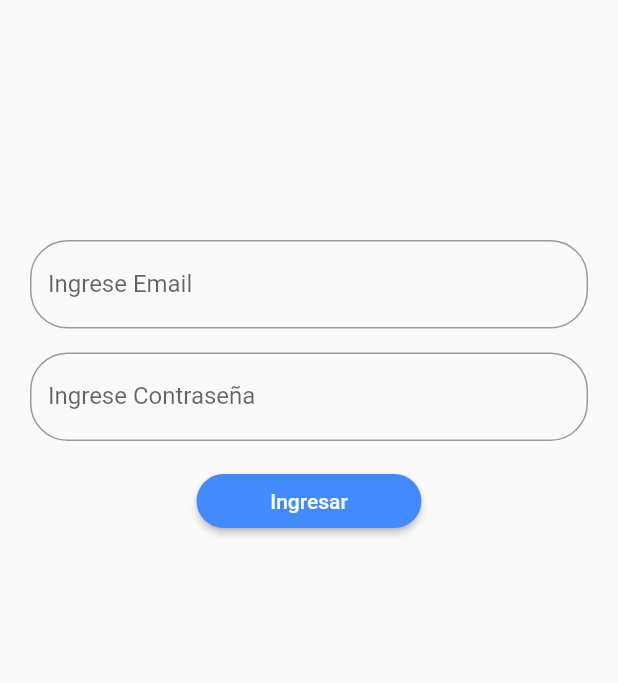
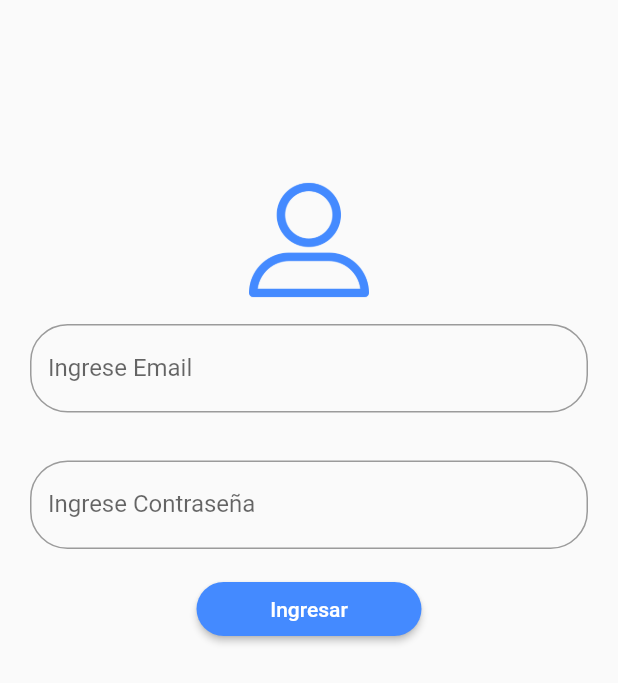
Before and after one commit to santb08/CyClub, a Flutter app: the screen it shows after launch, on a phone screen of 412 x 824 dp. Shown: the top 683 px of the screen. Run offline on Flutter 3.47's test engine with Material 2 defaults, Android fonts, the phone set to English and light mode, and no system bars; our stand-ins replace google_maps_flutter, location.

Commit message:
Retoques en el login

```diff
--- a/lib/FormLogin.dart
+++ b/lib/FormLogin.dart
@@ -17,7 +17,7 @@ class _FormLogin extends State<FormLogin> {
       body: Form(
         key: _formKey,
         child: Container(
-          padding: EdgeInsets.only(top: 160, left: 20, right: 20),
+          padding: EdgeInsets.only(top: 120, left: 20, right: 20),
           child: SingleChildScrollView(
             child: ConstrainedBox(
               constraints:
@@ -25,7 +25,15 @@ class _FormLogin extends State<FormLogin> {
               child: Column(
                 crossAxisAlignment: CrossAxisAlignment.center,
                 children: <Widget>[
-                  TextFormField(
+                  Image(
+                    color: Colors.blueAccent,
+                    width: 80,
+                    height: 80,
+                    image: AssetImage('assets/profile.png'),
+                  ),
+                  Padding(
+                    padding: const EdgeInsets.symmetric(vertical: 16.0),
+                    child: TextFormField(
                               decoration: InputDecoration(
                                   labelText: "Ingrese Email",
                                   fillColor: Colors.white,
@@ -34,6 +42,7 @@ class _FormLogin extends State<FormLogin> {
                               validator: (value) {
                                 return (value.isEmpty) ? 'Por favor ingrese un email' : null;
                               },
+                            )
                   ),
                   Padding(
                     padding: const EdgeInsets.symmetric(vertical: 16.0),
```
Also changed, not shown: assets/profile.png (added). Lines whose indentation alone changed are shown as unchanged.
